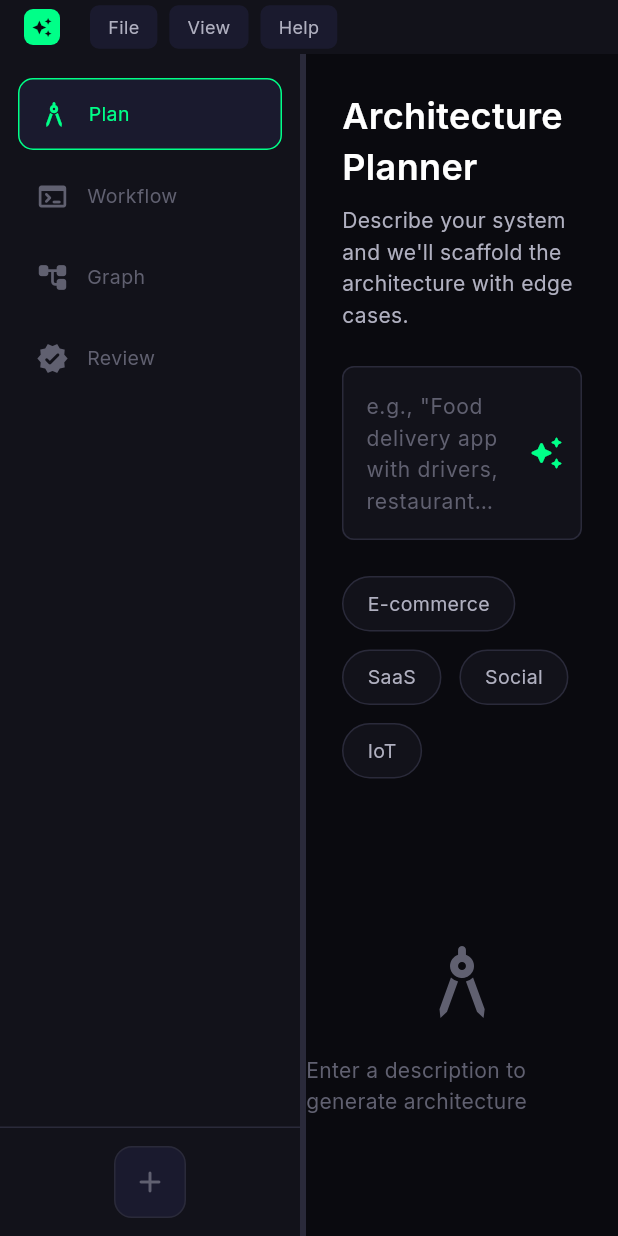
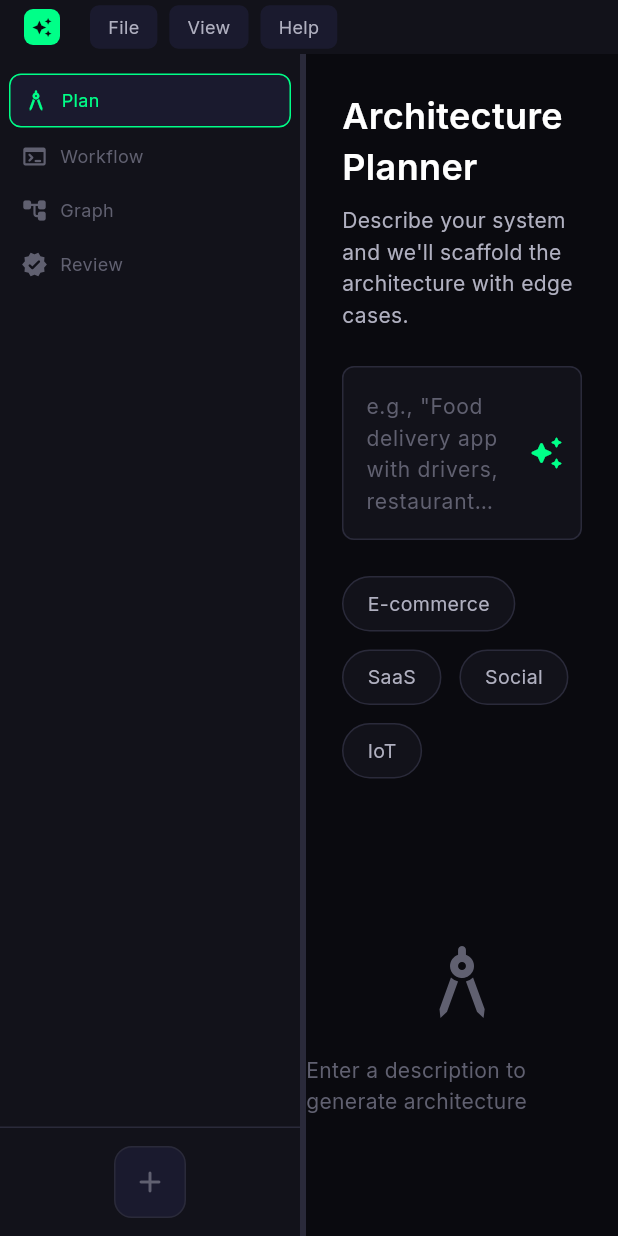
Before and after one commit to AbduljabbarBXR/heides-lens, a Flutter app: the screen it shows after launch, on a phone screen of 412 x 824 dp. Run offline on Flutter 3.47's test engine with Material 3 defaults, Android fonts, the light colour scheme and no system bars; our stand-ins replace flutter_riverpod, google_fonts, sqflite; missing offline and left inert: file_selector, window_manager; accounts and stored records are empty.

Commit message:
fix: sidebar overflow and icon alignment in compact mode
- Changed compact mode from centered Row to left-aligned Column
- Reduced _NavItem margins/padding to prevent RenderFlex overflow
- Reduced icon sizes: 22->18 for nav items, 20->18 for icon buttons
- Text now uses Expanded + ellipsis to fit narrow sidebars
- Icons stay left-aligned when sidebar is squeezed, no empty space
- All tests pass

```diff
--- a/mobile/lib/core/app_shell.dart
+++ b/mobile/lib/core/app_shell.dart
@@ -85,40 +85,37 @@ class _AppShellState extends ConsumerState<AppShell> {
                   child: Column(
                     children: [
                       const SizedBox(height: 12),
-                      // Nav items - centered in compact mode
+                      // Nav items - left-aligned in compact mode
                       if (isCompact)
                         Expanded(
-                          child: Row(
-                            mainAxisAlignment: MainAxisAlignment.center,
+                          child: Column(
+                            crossAxisAlignment: CrossAxisAlignment.start,
                             children: [
-                              Column(
-                                mainAxisAlignment: MainAxisAlignment.center,
-                                children: [
+                              const SizedBox(height: 8),
                               _NavIconButton(
                                 icon: Icons.architecture_rounded,
                                 isActive: navState.currentMode == AppMode.plan,
                                 onTap: () => ref.read(navigationProvider.notifier).setMode(AppMode.plan),
                               ),
-                                  const SizedBox(height: 8),
+                              const SizedBox(height: 6),
                               _NavIconButton(
                                 icon: Icons.terminal_rounded,
                                 isActive: navState.currentMode == AppMode.workflow,
                                 onTap: () => ref.read(navigationProvider.notifier).setMode(AppMode.workflow),
                               ),
-                                  const SizedBox(height: 8),
+                              const SizedBox(height: 6),
                               _NavIconButton(
                                 icon: Icons.account_tree_rounded,
                                 isActive: navState.currentMode == AppMode.graph,
                                 onTap: () => ref.read(navigationProvider.notifier).setMode(AppMode.graph),
                               ),
-                                  const SizedBox(height: 8),
+                              const SizedBox(height: 6),
                               _NavIconButton(
                                 icon: Icons.verified_rounded,
                                 isActive: navState.currentMode == AppMode.review,
                                 onTap: () => ref.read(navigationProvider.notifier).setMode(AppMode.review),
                               ),
-                                ],
-                              ),
+                              const SizedBox(height: 8),
                             ],
                           ),
                         )
@@ -369,14 +366,15 @@ class _NavIconButton extends StatelessWidget {
     return GestureDetector(
       onTap: onTap,
       child: Container(
-        width: 40,
-        height: 40,
+        width: 36,
+        height: 36,
+        margin: const EdgeInsets.symmetric(horizontal: 4),
         decoration: BoxDecoration(
           color: isActive ? AppColors.surfaceHover : Colors.transparent,
-          borderRadius: BorderRadius.circular(10),
+          borderRadius: BorderRadius.circular(8),
           border: isActive ? Border.all(color: AppColors.primary, width: 1) : null,
         ),
-        child: Icon(icon, color: isActive ? AppColors.primary : AppColors.textMuted, size: 20),
+        child: Icon(icon, color: isActive ? AppColors.primary : AppColors.textMuted, size: 18),
       ),
     );
   }
@@ -400,22 +398,25 @@ class _NavItem extends StatelessWidget {
     return GestureDetector(
       onTap: onTap,
       child: Container(
-        margin: const EdgeInsets.symmetric(horizontal: 12, vertical: 4),
-        padding: const EdgeInsets.symmetric(vertical: 12, horizontal: 12),
+        margin: const EdgeInsets.symmetric(horizontal: 6, vertical: 1),
+        padding: const EdgeInsets.symmetric(vertical: 8, horizontal: 8),
         decoration: BoxDecoration(
           color: isActive ? AppColors.surfaceHover : Colors.transparent,
-          borderRadius: BorderRadius.circular(10),
+          borderRadius: BorderRadius.circular(8),
           border: isActive ? Border.all(color: AppColors.primary, width: 1) : null,
         ),
         child: Row(
           children: [
-            Icon(icon, color: isActive ? AppColors.primary : AppColors.textMuted, size: 22),
-            const SizedBox(width: 12),
-            Text(
+            Icon(icon, color: isActive ? AppColors.primary : AppColors.textMuted, size: 18),
+            const SizedBox(width: 8),
+            Expanded(
+              child: Text(
                 label,
                 style: TextStyle(
-                fontSize: 13,
+                  fontSize: 12,
                   color: isActive ? AppColors.primary : AppColors.textMuted,
+                ),
+                overflow: TextOverflow.ellipsis,
               ),
             ),
           ],
```
Lines whose indentation alone changed are shown as unchanged.
